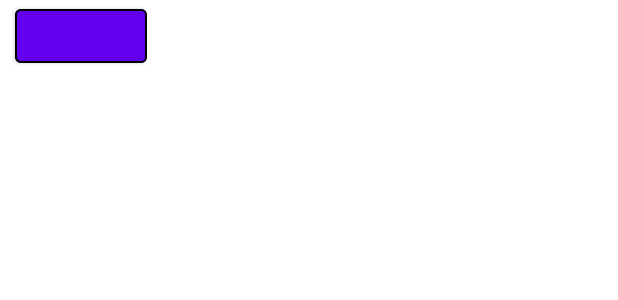
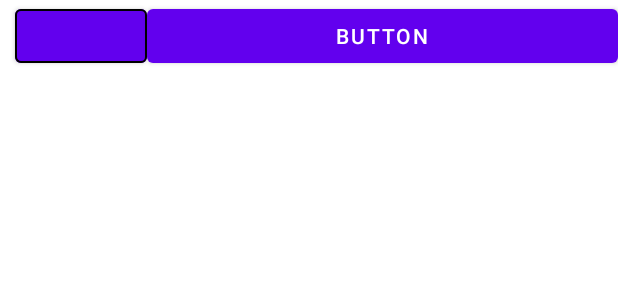
Before and after one commit to tmdfyd2020/pomodoro, an Android app: the layout activity_main.xml on its own in the app's theme, with its tools: preview values and no code run, on a phone screen of 412 x 824 dp. Shown: the top 300 px of the screen. Run offline under Robolectric (Android 15) with nearby library versions, the phone set to English and light mode, and no system bars; plain views replace SwitchMultiButton.

Commit message:
button_add
button_add

```diff
--- a/app/src/main/res/layout/activity_main.xml
+++ b/app/src/main/res/layout/activity_main.xml
@@ -30,10 +30,12 @@
 
     </LinearLayout>
 
-
-
-
-
+    <Button
+        android:id="@+id/button"
+        android:layout_width="wrap_content"
+        android:layout_height="wrap_content"
+        android:layout_weight="1"
+        android:text="Button" />
 
 
 </LinearLayout>
```
